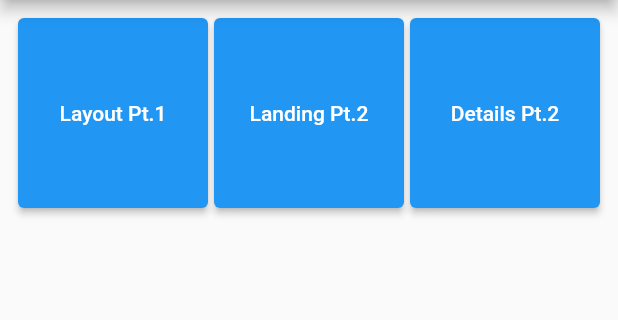
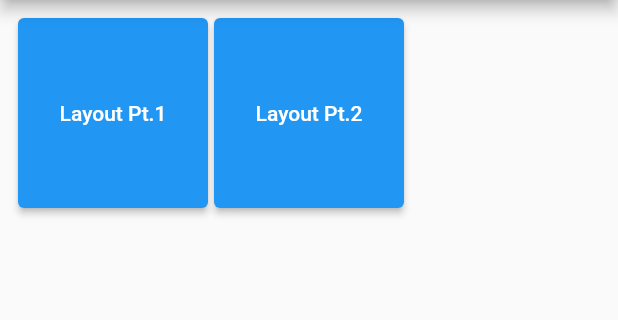
Before and after one commit to GLinBoy/romanjustcodes_workshops, a Flutter app: the screen it shows after launch, on a phone screen of 412 x 824 dp, the part 84-404 px from its top. Run offline on Flutter 3.47's test engine with Material 2 defaults, Android fonts, the light colour scheme and no system bars.

Commit message:
👌 IMPROVE: Updated home to load Splash page of Pt.2

```diff
--- a/lib/pages/home.dart
+++ b/lib/pages/home.dart
@@ -1,16 +1,10 @@
 import 'package:flutter/material.dart';
-import 'package:romanjustcodes_workshops/pages/layout_part2/details/details.dart';
-import 'package:romanjustcodes_workshops/pages/layout_part2/landing/landing.dart';
-import 'layout_part1/splash/splash.dart';
+import 'layout_part1/splash/splash.dart' as sp_pt1;
+import 'layout_part2/splash/splash.dart' as sp_pt2;
 
 final List<PageItem> pageItems = [
-  PageItem(label: 'Layout Pt.1', page: const SplashPage()),
-  PageItem(label: 'Landing Pt.2', page: const LandingPage()),
-  PageItem(
-      label: 'Details Pt.2',
-      page: DetailsPage(
-        selectedModel: attractions[0],
-      )),
+  PageItem(label: 'Layout Pt.1', page: const sp_pt1.SplashPage()),
+  PageItem(label: 'Layout Pt.2', page: sp_pt2.SplashPage()),
 ];
 
 class HomeScreen extends StatelessWidget {
```
